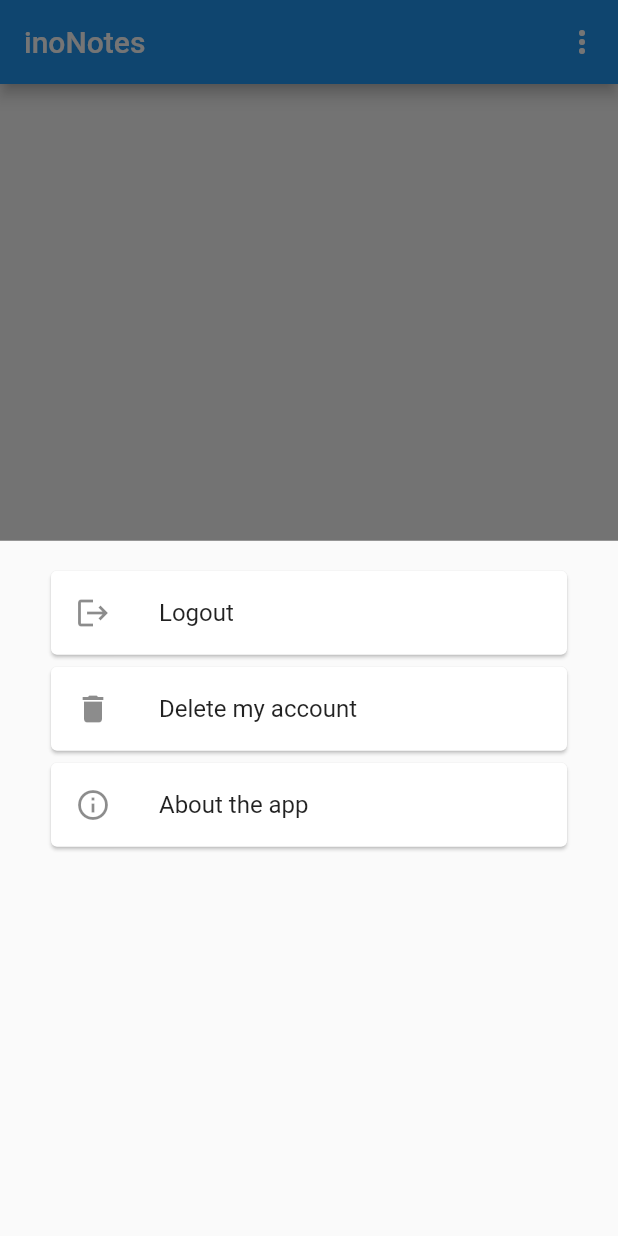
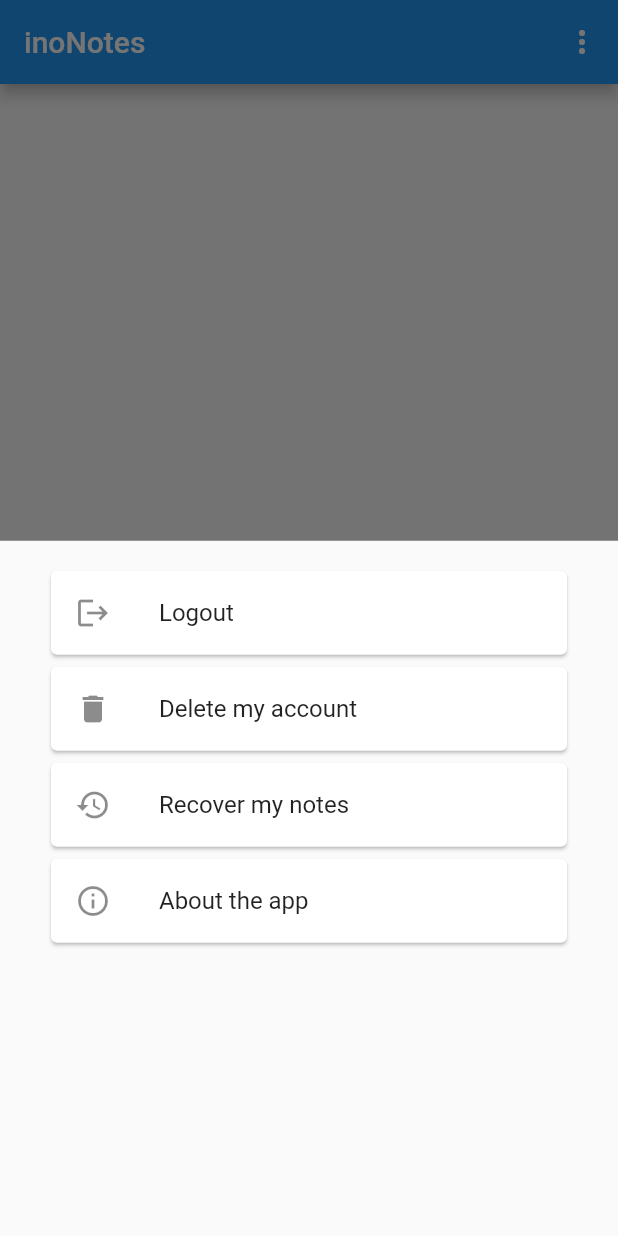
Before and after one commit to stanislaw-dera/just_note, a Flutter app: the screen it shows once a user with an empty profile is signed in, after a tap on the "more vert" icon, on a phone screen of 412 x 824 dp. Run offline on Flutter 3.47's test engine with Material 2 defaults, Android fonts, the phone set to English and light mode, and no system bars; our stand-ins replace cloud_firestore, file_picker, firebase_auth, firebase_core, firebase_storage, sqflite; missing offline and left inert: simple_speed_dial; accounts and stored records are empty.

Commit message:
Add recover notes feature

```diff
--- /dev/null
+++ b/lib/compatibility/get_sqlite_notes.dart
@@ -0,0 +1,10 @@
+import 'package:just_note/models/note.dart';
+import 'package:sqflite/sqflite.dart';
+
+Future<List<Note>> getSQLiteNotes() async {
+
+  var db = await openDatabase('notes.db');
+  final result = await db.query('notes');
+
+  return result.map((json) => Note.fromJson(json)).toList();
+}
--- a/lib/models/note.dart
+++ b/lib/models/note.dart
@@ -4,6 +4,12 @@ class Note {
   final String? image;
 
   const Note({this.title = '', this.content = '', this.image});
+
+  static Note fromJson(Map<String, Object?> json) => Note(
+    title: '',
+    content: json['content'] as String,
+    image: null
+  );
 }
 
 List<Note> notesFromDB(List notesFromDB) {
--- a/lib/screens/home.dart
+++ b/lib/screens/home.dart
@@ -35,7 +35,7 @@ class _HomeScreenState extends State<HomeScreen> {
           IconButton(onPressed: () {
             showModalBottomSheet(
                 context: context, builder: (BuildContext context) {
-              return MoreOptionsSheet();
+              return MoreOptionsSheet(databaseService: databaseService,);
             });
           }, icon: Icon(Icons.more_vert))
         ],
--- a/lib/widgets/more_options_sheet.dart
+++ b/lib/widgets/more_options_sheet.dart
@@ -1,8 +1,14 @@
 import 'package:flutter/material.dart';
+import 'package:just_note/compatibility/get_sqlite_notes.dart';
+import 'package:just_note/models/note.dart';
 import 'package:just_note/services/auth.dart';
+import 'package:just_note/services/database.dart';
 
 class MoreOptionsSheet extends StatelessWidget {
-  const MoreOptionsSheet({Key? key}) : super(key: key);
+
+  final DatabaseService databaseService;
+
+  MoreOptionsSheet({required this.databaseService});
 
   @override
   Widget build(BuildContext context) {
@@ -38,6 +44,22 @@ class MoreOptionsSheet extends StatelessWidget {
             ),
             Card(
               child: ListTile(
+                title: Text('Recover my notes'),
+                leading: Icon(Icons.history),
+                onTap: () async {
+
+                  final List<Note> recoveredNotes = await getSQLiteNotes();
+
+                  for(int i = 0; i < recoveredNotes.length; i++) {
+                    await databaseService.addNote(title: '', content: recoveredNotes[i].content);
+                  }
+
+                  Navigator.of(context).pop();
+                },
+              ),
+            ),
+            Card(
+              child: ListTile(
                 title: Text('About the app'),
                 leading: Icon(Icons.info_outline),
                 onTap: () {
@@ -45,7 +67,7 @@ class MoreOptionsSheet extends StatelessWidget {
                   showAboutDialog(
                       context: context,
                       applicationName: 'inoNotes',
-                      applicationVersion: '3.1.0',
+                      applicationVersion: '3.2.0',
                       applicationLegalese: '© 2021 Stanisław Dera',
                       applicationIcon: CircleAvatar(backgroundImage: AssetImage('assets/app_logo.png'),)
                   );
--- a/pubspec.yaml
+++ b/pubspec.yaml
@@ -15,7 +15,7 @@ publish_to: 'none' # Remove this line if you wish to publish to pub.dev
 # In iOS, build-name is used as CFBundleShortVersionString while build-number used as CFBundleVersion.
 # Read more about iOS versioning at
 # https://developer.apple.com/library/archive/documentation/General/Reference/InfoPlistKeyReference/Articles/CoreFoundationKeys.html
-version: 3.1.0+9
+version: 3.2.0+10
 
 environment:
   sdk: ">=2.12.0 <3.0.0"
@@ -36,6 +36,7 @@ dependencies:
   simple_speed_dial: ^0.1.3
   firebase_storage: ^10.0.1
   file_picker: ^3.0.3
+  sqflite: ^2.0.0+3
 
 dev_dependencies:
   flutter_test:
```
Also changed, not shown: pubspec.lock, 1 other file.
